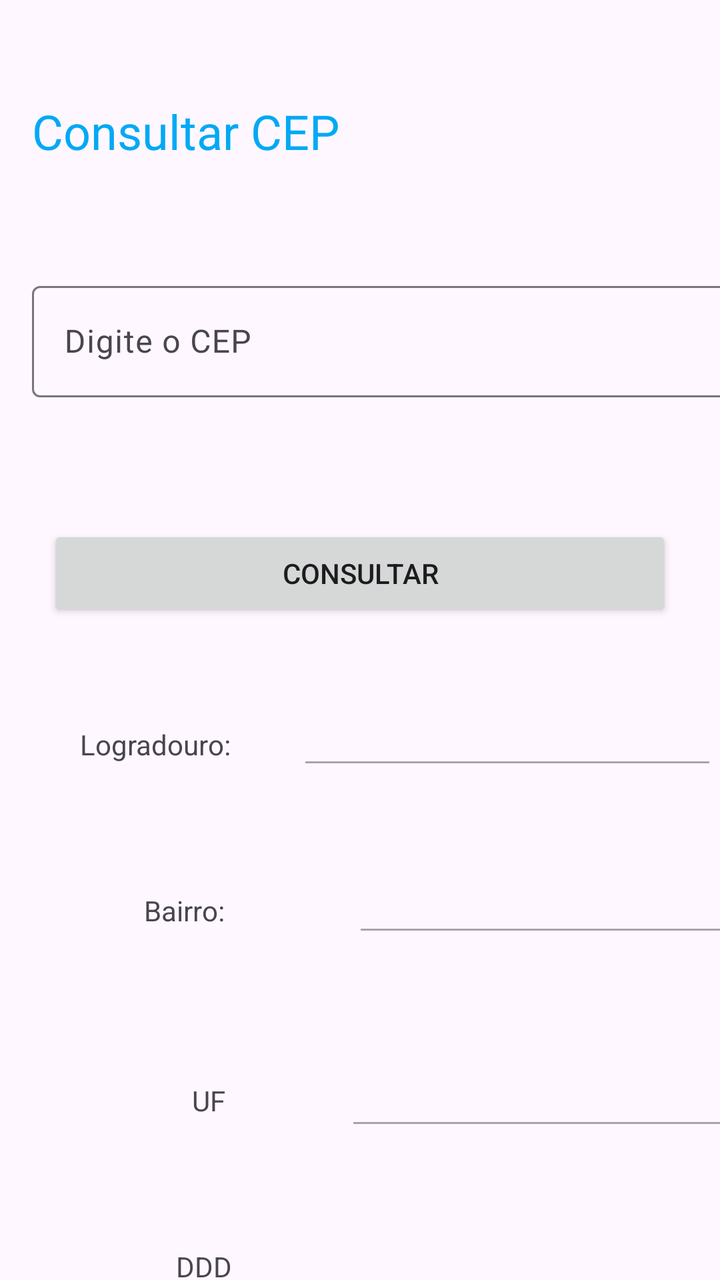
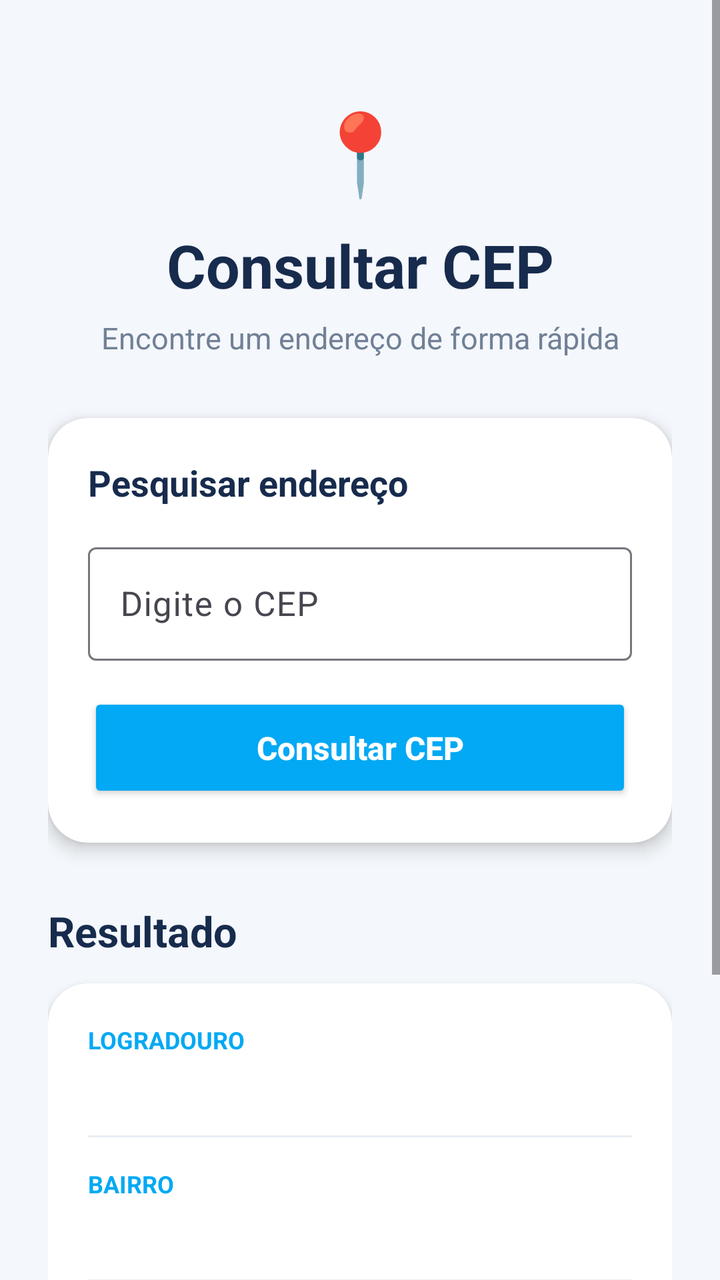

Screens rendered from an Android XML layout before and after an edit, with the pre-edit source and the edit as a unified diff.
<!-- AndroidManifest.xml: application theme Theme.AppConsultaCEP -->
<!-- res/layout/activity_main.xml -->
<?xml version="1.0" encoding="utf-8"?>
<androidx.constraintlayout.widget.ConstraintLayout
    xmlns:android="http://schemas.android.com/apk/res/android"
    xmlns:tools="http://schemas.android.com/tools"
    xmlns:app="http://schemas.android.com/apk/res-auto"
    android:id="@+id/main"
    android:layout_width="match_parent"
    android:layout_height="match_parent"
    tools:context=".MainActivity">

    <TextView
        android:id="@+id/textView"
        android:layout_width="wrap_content"
        android:layout_height="wrap_content"
        android:text="Consultar CEP"
        android:textColor="#03A9F4"
        android:textSize="24sp"
        app:layout_constraintBottom_toBottomOf="parent"
        app:layout_constraintEnd_toEndOf="parent"
        app:layout_constraintHorizontal_bias="0.077"
        app:layout_constraintStart_toStartOf="parent"
        app:layout_constraintTop_toTopOf="parent"
        app:layout_constraintVertical_bias="0.081" />

    <com.google.android.material.textfield.TextInputLayout
        android:id="@+id/textInputLayout"
        android:layout_width="409dp"
        android:layout_height="wrap_content"
        android:layout_marginTop="40dp"
        android:padding="16dp"
        app:layout_constraintTop_toBottomOf="@+id/textView"
        tools:layout_editor_absoluteX="1dp">

        <com.google.android.material.textfield.TextInputEditText
            android:id="@+id/edtCep"
            android:layout_width="match_parent"
            android:layout_height="wrap_content"
            android:hint="Digite o CEP"
            android:inputType="number"
            android:maxLength="8" />
    </com.google.android.material.textfield.TextInputLayout>

    <Button
        android:id="@+id/btnConsultar"
        android:layout_width="0dp"
        android:layout_height="wrap_content"
        android:layout_marginStart="24dp"
        android:layout_marginTop="48dp"
        android:layout_marginEnd="24dp"
        android:text="Consultar"
        app:layout_constraintEnd_toEndOf="parent"
        app:layout_constraintHorizontal_bias="0.0"
        app:layout_constraintStart_toStartOf="parent"
        app:layout_constraintTop_toBottomOf="@+id/textInputLayout" />

    <TextView
        android:id="@+id/textView2"
        android:layout_width="wrap_content"
        android:layout_height="wrap_content"
        android:layout_marginStart="40dp"
        android:layout_marginTop="52dp"
        android:text="Logradouro:"
        app:layout_constraintStart_toStartOf="parent"
        app:layout_constraintTop_toBottomOf="@+id/btnConsultar" />

    <EditText
        android:id="@+id/txtLogradouro"
        android:layout_width="wrap_content"
        android:layout_height="wrap_content"
        android:layout_marginStart="32dp"
        android:ems="10"
        android:enabled="false"
        android:inputType="text"
        app:layout_constraintBottom_toBottomOf="@+id/textView2"
        app:layout_constraintEnd_toEndOf="parent"
        app:layout_constraintStart_toEndOf="@+id/textView2"
        app:layout_constraintTop_toTopOf="@+id/textView2"
        app:layout_constraintVertical_bias="0.653" />

    <TextView
        android:id="@+id/textView3"
        android:layout_width="wrap_content"
        android:layout_height="wrap_content"
        android:layout_marginStart="72dp"
        android:layout_marginTop="64dp"
        android:text="Bairro:"
        app:layout_constraintStart_toStartOf="parent"
        app:layout_constraintTop_toBottomOf="@+id/textView2" />

    <EditText
        android:id="@+id/txtBairro"
        android:layout_width="wrap_content"
        android:layout_height="wrap_content"
        android:layout_marginStart="64dp"
        android:ems="10"
        android:enabled="false"
        android:inputType="text"
        app:layout_constraintBottom_toBottomOf="@+id/textView3"
        app:layout_constraintEnd_toEndOf="parent"
        app:layout_constraintHorizontal_bias="0.0"
        app:layout_constraintStart_toEndOf="@+id/textView3"
        app:layout_constraintTop_toTopOf="@+id/textView3"
        app:layout_constraintVertical_bias="0.615" />

    <TextView
        android:id="@+id/textView4"
        android:layout_width="wrap_content"
        android:layout_height="wrap_content"
        android:layout_marginStart="96dp"
        android:layout_marginTop="76dp"
        android:text="UF"
        app:layout_constraintStart_toStartOf="parent"
        app:layout_constraintTop_toBottomOf="@+id/textView3" />

    <EditText
        android:id="@+id/txtUf"
        android:layout_width="wrap_content"
        android:layout_height="wrap_content"
        android:layout_marginStart="60dp"
        android:ems="10"
        android:enabled="false"
        android:inputType="text"
        app:layout_constraintBottom_toBottomOf="@+id/textView4"
        app:layout_constraintEnd_toEndOf="parent"
        app:layout_constraintHorizontal_bias="0.0"
        app:layout_constraintStart_toEndOf="@+id/textView4"
        app:layout_constraintTop_toTopOf="@+id/textView4"
        app:layout_constraintVertical_bias="0.538" />

    <TextView
        android:id="@+id/textView5"
        android:layout_width="wrap_content"
        android:layout_height="wrap_content"
        android:layout_marginStart="88dp"
        android:layout_marginTop="64dp"
        android:text="DDD"
        app:layout_constraintStart_toStartOf="parent"
        app:layout_constraintTop_toBottomOf="@+id/textView4" />

    <EditText
        android:id="@+id/txtDdd"
        android:layout_width="wrap_content"
        android:layout_height="wrap_content"
        android:layout_marginStart="60dp"
        android:ems="10"
        android:enabled="false"
        android:inputType="number"
        app:layout_constraintBottom_toBottomOf="@+id/textView5"
        app:layout_constraintEnd_toEndOf="parent"
        app:layout_constraintHorizontal_bias="0.0"
        app:layout_constraintStart_toEndOf="@+id/textView5"
        app:layout_constraintTop_toTopOf="@+id/textView5"
        app:layout_constraintVertical_bias="0.653" />

    <EditText
        android:id="@+id/txtLocalidade"
        android:layout_width="wrap_content"
        android:layout_height="wrap_content"
        android:ems="10"
        android:inputType="text"
        app:layout_constraintBottom_toBottomOf="@+id/textView7"
        app:layout_constraintEnd_toEndOf="parent"
        app:layout_constraintHorizontal_bias="0.61"
        app:layout_constraintStart_toEndOf="@+id/textView7"
        app:layout_constraintTop_toTopOf="@+id/textView7"
        app:layout_constraintVertical_bias="0.461" />

    <TextView
        android:id="@+id/textView7"
        android:layout_width="wrap_content"
        android:layout_height="wrap_content"
        android:layout_marginStart="72dp"
        android:layout_marginTop="64dp"
        android:text="Cidade"
        app:layout_constraintStart_toStartOf="parent"
        app:layout_constraintTop_toBottomOf="@+id/textView5" />

</androidx.constraintlayout.widget.ConstraintLayout>
<!-- resources referenced by this layout -->
<resources>
  <style name="Theme.AppConsultaCEP" parent="Base.Theme.AppConsultaCEP" />
  <style name="Base.Theme.AppConsultaCEP" parent="Theme.Material3.DayNight.NoActionBar">
          
          
      </style>
</resources>

<!-- the commit's change to res/layout/activity_main.xml (unified diff, before → after) -->
@@ -1,178 +1,309 @@
 <?xml version="1.0" encoding="utf-8"?>
 <androidx.constraintlayout.widget.ConstraintLayout
     xmlns:android="http://schemas.android.com/apk/res/android"
+    xmlns:app="http://schemas.android.com/apk/res-auto"
     xmlns:tools="http://schemas.android.com/tools"
-    xmlns:app="http://schemas.android.com/apk/res-auto"
     android:id="@+id/main"
     android:layout_width="match_parent"
     android:layout_height="match_parent"
+    android:background="#F4F7FB"
     tools:context=".MainActivity">
 
-    <TextView
-        android:id="@+id/textView"
-        android:layout_width="wrap_content"
-        android:layout_height="wrap_content"
-        android:text="Consultar CEP"
-        android:textColor="#03A9F4"
-        android:textSize="24sp"
-        app:layout_constraintBottom_toBottomOf="parent"
-        app:layout_constraintEnd_toEndOf="parent"
-        app:layout_constraintHorizontal_bias="0.077"
-        app:layout_constraintStart_toStartOf="parent"
-        app:layout_constraintTop_toTopOf="parent"
-        app:layout_constraintVertical_bias="0.081" />
-
-    <com.google.android.material.textfield.TextInputLayout
-        android:id="@+id/textInputLayout"
-        android:layout_width="409dp"
-        android:layout_height="wrap_content"
-        android:layout_marginTop="40dp"
-        android:padding="16dp"
-        app:layout_constraintTop_toBottomOf="@+id/textView"
-        tools:layout_editor_absoluteX="1dp">
-
-        <com.google.android.material.textfield.TextInputEditText
-            android:id="@+id/edtCep"
+    <ScrollView
+        android:layout_width="match_parent"
+        android:layout_height="match_parent"
+        android:fillViewport="true">
+
+        <LinearLayout
             android:layout_width="match_parent"
             android:layout_height="wrap_content"
-            android:hint="Digite o CEP"
-            android:inputType="number"
-            android:maxLength="8" />
-    </com.google.android.material.textfield.TextInputLayout>
-
-    <Button
-        android:id="@+id/btnConsultar"
-        android:layout_width="0dp"
-        android:layout_height="wrap_content"
-        android:layout_marginStart="24dp"
-        android:layout_marginTop="48dp"
-        android:layout_marginEnd="24dp"
-        android:text="Consultar"
-        app:layout_constraintEnd_toEndOf="parent"
-        app:layout_constraintHorizontal_bias="0.0"
-        app:layout_constraintStart_toStartOf="parent"
-        app:layout_constraintTop_toBottomOf="@+id/textInputLayout" />
-
-    <TextView
-        android:id="@+id/textView2"
-        android:layout_width="wrap_content"
-        android:layout_height="wrap_content"
-        android:layout_marginStart="40dp"
-        android:layout_marginTop="52dp"
-        android:text="Logradouro:"
-        app:layout_constraintStart_toStartOf="parent"
-        app:layout_constraintTop_toBottomOf="@+id/btnConsultar" />
-
-    <EditText
-        android:id="@+id/txtLogradouro"
-        android:layout_width="wrap_content"
-        android:layout_height="wrap_content"
-        android:layout_marginStart="32dp"
-        android:ems="10"
-        android:enabled="false"
-        android:inputType="text"
-        app:layout_constraintBottom_toBottomOf="@+id/textView2"
-        app:layout_constraintEnd_toEndOf="parent"
-        app:layout_constraintStart_toEndOf="@+id/textView2"
-        app:layout_constraintTop_toTopOf="@+id/textView2"
-        app:layout_constraintVertical_bias="0.653" />
-
-    <TextView
-        android:id="@+id/textView3"
-        android:layout_width="wrap_content"
-        android:layout_height="wrap_content"
-        android:layout_marginStart="72dp"
-        android:layout_marginTop="64dp"
-        android:text="Bairro:"
-        app:layout_constraintStart_toStartOf="parent"
-        app:layout_constraintTop_toBottomOf="@+id/textView2" />
-
-    <EditText
-        android:id="@+id/txtBairro"
-        android:layout_width="wrap_content"
-        android:layout_height="wrap_content"
-        android:layout_marginStart="64dp"
-        android:ems="10"
-        android:enabled="false"
-        android:inputType="text"
-        app:layout_constraintBottom_toBottomOf="@+id/textView3"
-        app:layout_constraintEnd_toEndOf="parent"
-        app:layout_constraintHorizontal_bias="0.0"
-        app:layout_constraintStart_toEndOf="@+id/textView3"
-        app:layout_constraintTop_toTopOf="@+id/textView3"
-        app:layout_constraintVertical_bias="0.615" />
-
-    <TextView
-        android:id="@+id/textView4"
-        android:layout_width="wrap_content"
-        android:layout_height="wrap_content"
-        android:layout_marginStart="96dp"
-        android:layout_marginTop="76dp"
-        android:text="UF"
-        app:layout_constraintStart_toStartOf="parent"
-        app:layout_constraintTop_toBottomOf="@+id/textView3" />
-
-    <EditText
-        android:id="@+id/txtUf"
-        android:layout_width="wrap_content"
-        android:layout_height="wrap_content"
-        android:layout_marginStart="60dp"
-        android:ems="10"
-        android:enabled="false"
-        android:inputType="text"
-        app:layout_constraintBottom_toBottomOf="@+id/textView4"
-        app:layout_constraintEnd_toEndOf="parent"
-        app:layout_constraintHorizontal_bias="0.0"
-        app:layout_constraintStart_toEndOf="@+id/textView4"
-        app:layout_constraintTop_toTopOf="@+id/textView4"
-        app:layout_constraintVertical_bias="0.538" />
-
-    <TextView
-        android:id="@+id/textView5"
-        android:layout_width="wrap_content"
-        android:layout_height="wrap_content"
-        android:layout_marginStart="88dp"
-        android:layout_marginTop="64dp"
-        android:text="DDD"
-        app:layout_constraintStart_toStartOf="parent"
-        app:layout_constraintTop_toBottomOf="@+id/textView4" />
-
-    <EditText
-        android:id="@+id/txtDdd"
-        android:layout_width="wrap_content"
-        android:layout_height="wrap_content"
-        android:layout_marginStart="60dp"
-        android:ems="10"
-        android:enabled="false"
-        android:inputType="number"
-        app:layout_constraintBottom_toBottomOf="@+id/textView5"
-        app:layout_constraintEnd_toEndOf="parent"
-        app:layout_constraintHorizontal_bias="0.0"
-        app:layout_constraintStart_toEndOf="@+id/textView5"
-        app:layout_constraintTop_toTopOf="@+id/textView5"
-        app:layout_constraintVertical_bias="0.653" />
-
-    <EditText
-        android:id="@+id/txtLocalidade"
-        android:layout_width="wrap_content"
-        android:layout_height="wrap_content"
-        android:ems="10"
-        android:inputType="text"
-        app:layout_constraintBottom_toBottomOf="@+id/textView7"
-        app:layout_constraintEnd_toEndOf="parent"
-        app:layout_constraintHorizontal_bias="0.61"
-        app:layout_constraintStart_toEndOf="@+id/textView7"
-        app:layout_constraintTop_toTopOf="@+id/textView7"
-        app:layout_constraintVertical_bias="0.461" />
-
-    <TextView
-        android:id="@+id/textView7"
-        android:layout_width="wrap_content"
-        android:layout_height="wrap_content"
-        android:layout_marginStart="72dp"
-        android:layout_marginTop="64dp"
-        android:text="Cidade"
-        app:layout_constraintStart_toStartOf="parent"
-        app:layout_constraintTop_toBottomOf="@+id/textView5" />
+            android:orientation="vertical"
+            android:padding="24dp">
+
+            
+
+            <TextView
+                android:layout_width="match_parent"
+                android:layout_height="wrap_content"
+                android:layout_marginTop="25dp"
+                android:text="📍"
+                android:textSize="40sp"
+                android:gravity="center"/>
+
+            <TextView
+                android:layout_width="match_parent"
+                android:layout_height="wrap_content"
+                android:layout_marginTop="10dp"
+                android:text="Consultar CEP"
+                android:textColor="#172B4D"
+                android:textSize="30sp"
+                android:textStyle="bold"
+                android:gravity="center"/>
+
+            <TextView
+                android:layout_width="match_parent"
+                android:layout_height="wrap_content"
+                android:layout_marginTop="6dp"
+                android:text="Encontre um endereço de forma rápida"
+                android:textColor="#718096"
+                android:textSize="15sp"
+                android:gravity="center"/>
+
+
+            
+
+            <androidx.cardview.widget.CardView
+                android:layout_width="match_parent"
+                android:layout_height="wrap_content"
+                android:layout_marginTop="30dp"
+                app:cardCornerRadius="20dp"
+                app:cardElevation="5dp"
+                app:cardBackgroundColor="#FFFFFF">
+
+                <LinearLayout
+                    android:layout_width="match_parent"
+                    android:layout_height="wrap_content"
+                    android:orientation="vertical"
+                    android:padding="20dp">
+
+                    <TextView
+                        android:layout_width="wrap_content"
+                        android:layout_height="wrap_content"
+                        android:text="Pesquisar endereço"
+                        android:textColor="#172B4D"
+                        android:textSize="18sp"
+                        android:textStyle="bold"
+                        android:layout_marginBottom="15dp"/>
+
+                    <com.google.android.material.textfield.TextInputLayout
+                        android:id="@+id/textInputLayout"
+                        android:layout_width="match_parent"
+                        android:layout_height="wrap_content"
+                        android:hint="Digite o CEP"
+                        app:boxBackgroundMode="outline">
+
+                        <com.google.android.material.textfield.TextInputEditText
+                            android:id="@+id/edtCep"
+                            android:layout_width="match_parent"
+                            android:layout_height="wrap_content"
+                            android:inputType="number"
+                            android:maxLength="8"
+                            android:textSize="17sp"/>
+
+                    </com.google.android.material.textfield.TextInputLayout>
+
+
+                    <Button
+                        android:id="@+id/btnConsultar"
+                        android:layout_width="match_parent"
+                        android:layout_height="55dp"
+                        android:layout_marginTop="16dp"
+                        android:text="Consultar CEP"
+                        android:textAllCaps="false"
+                        android:textColor="#FFFFFF"
+                        android:textSize="16sp"
+                        android:textStyle="bold"
+                        android:backgroundTint="#03A9F4"/>
+
+                </LinearLayout>
+
+            </androidx.cardview.widget.CardView>
+
+
+            
+
+            <TextView
+                android:layout_width="match_parent"
+                android:layout_height="wrap_content"
+                android:layout_marginTop="30dp"
+                android:text="Resultado"
+                android:textColor="#172B4D"
+                android:textSize="21sp"
+                android:textStyle="bold"/>
+
+
+            
+
+            <androidx.cardview.widget.CardView
+                android:layout_width="match_parent"
+                android:layout_height="wrap_content"
+                android:layout_marginTop="12dp"
+                android:layout_marginBottom="30dp"
+                app:cardCornerRadius="20dp"
+                app:cardElevation="4dp"
+                app:cardBackgroundColor="#FFFFFF">
+
+                <LinearLayout
+                    android:layout_width="match_parent"
+                    android:layout_height="wrap_content"
+                    android:orientation="vertical"
+                    android:padding="20dp">
+
+
+                    
+
+                    <TextView
+                        android:layout_width="wrap_content"
+                        android:layout_height="wrap_content"
+                        android:text="LOGRADOURO"
+                        android:textColor="#03A9F4"
+                        android:textSize="12sp"
+                        android:textStyle="bold"/>
+
+                    <EditText
+                        android:id="@+id/txtLogradouro"
+                        android:layout_width="match_parent"
+                        android:layout_height="wrap_content"
+                        android:layout_marginTop="3dp"
+                        android:background="@null"
+                        android:enabled="false"
+                        android:padding="0dp"
+                        android:textColor="#172B4D"
+                        android:textSize="16sp"/>
+
+
+                    <View
+                        android:layout_width="match_parent"
+                        android:layout_height="1dp"
+                        android:layout_marginTop="15dp"
+                        android:layout_marginBottom="15dp"
+                        android:background="#E8EDF3"/>
+
+
+                    
+
+                    <TextView
+                        android:layout_width="wrap_content"
+                        android:layout_height="wrap_content"
+                        android:text="BAIRRO"
+                        android:textColor="#03A9F4"
+                        android:textSize="12sp"
+                        android:textStyle="bold"/>
+
+                    <EditText
+                        android:id="@+id/txtBairro"
+                        android:layout_width="match_parent"
+                        android:layout_height="wrap_content"
+                        android:layout_marginTop="3dp"
+                        android:background="@null"
+                        android:enabled="false"
+                        android:padding="0dp"
+                        android:textColor="#172B4D"
+                        android:textSize="16sp"/>
+
+
+                    <View
+                        android:layout_width="match_parent"
+                        android:layout_height="1dp"
+                        android:layout_marginTop="15dp"
+                        android:layout_marginBottom="15dp"
+                        android:background="#E8EDF3"/>
+
+
+                    
+
+                    <TextView
+                        android:layout_width="wrap_content"
+                        android:layout_height="wrap_content"
+                        android:text="CIDADE"
+                        android:textColor="#03A9F4"
+                        android:textSize="12sp"
+                        android:textStyle="bold"/>
+
+                    <EditText
+                        android:id="@+id/txtLocalidade"
+                        android:layout_width="match_parent"
+                        android:layout_height="wrap_content"
+                        android:layout_marginTop="3dp"
+                        android:background="@null"
+                        android:enabled="false"
+                        android:padding="0dp"
+                        android:textColor="#172B4D"
+                        android:textSize="16sp"/>
+
+
+                    <View
+                        android:layout_width="match_parent"
+                        android:layout_height="1dp"
+                        android:layout_marginTop="15dp"
+                        android:layout_marginBottom="15dp"
+                        android:background="#E8EDF3"/>
+
+
+                    
+
+                    <LinearLayout
+                        android:layout_width="match_parent"
+                        android:layout_height="wrap_content"
+                        android:orientation="horizontal">
+
+                        
+
+                        <LinearLayout
+                            android:layout_width="0dp"
+                            android:layout_height="wrap_content"
+                            android:layout_weight="1"
+                            android:orientation="vertical">
+
+                            <TextView
+                                android:layout_width="wrap_content"
+                                android:layout_height="wrap_content"
+                                android:text="UF"
+                                android:textColor="#03A9F4"
+                                android:textSize="12sp"
+                                android:textStyle="bold"/>
+
+                            <EditText
+                                android:id="@+id/txtUf"
+                                android:layout_width="match_parent"
+                                android:layout_height="wrap_content"
+                                android:background="@null"
+                                android:enabled="false"
+                                android:padding="0dp"
+                                android:textColor="#172B4D"
+                                android:textSize="17sp"
+                                android:textStyle="bold"/>
+
+                        </LinearLayout>
+
+
+                        
+
+                        <LinearLayout
+                            android:layout_width="0dp"
+                            android:layout_height="wrap_content"
+                            android:layout_weight="1"
+                            android:orientation="vertical">
+
+                            <TextView
+                                android:layout_width="wrap_content"
+                                android:layout_height="wrap_content"
+                                android:text="DDD"
+                                android:textColor="#03A9F4"
+                                android:textSize="12sp"
+                                android:textStyle="bold"/>
+
+                            <EditText
+                                android:id="@+id/txtDdd"
+                                android:layout_width="match_parent"
+                                android:layout_height="wrap_content"
+                                android:background="@null"
+                                android:enabled="false"
+                                android:padding="0dp"
+                                android:textColor="#172B4D"
+                                android:textSize="17sp"
+                                android:textStyle="bold"/>
+
+                        </LinearLayout>
+
+                    </LinearLayout>
+
+                </LinearLayout>
+
+            </androidx.cardview.widget.CardView>
+
+        </LinearLayout>
+
+    </ScrollView>
 
 </androidx.constraintlayout.widget.ConstraintLayout>
